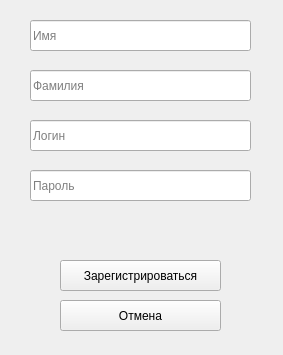
Old version of the form PyQT/Author Registr/Regis.ui in the repository petrikovaliza/MDK.
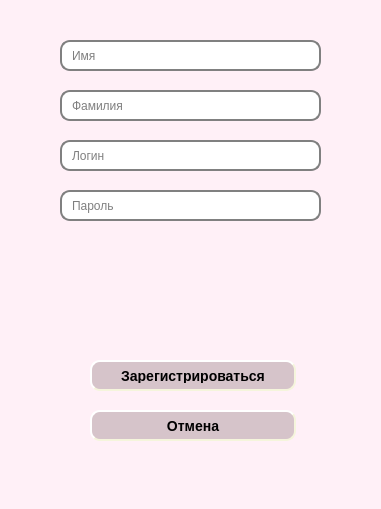
New version of the form.

Diff of the .ui file:
```diff
--- a/PyQT/Author Registr/Regis.ui
+++ b/PyQT/Author Registr/Regis.ui
@@ -6,35 +6,52 @@
    <rect>
     <x>0</x>
     <y>0</y>
-    <width>283</width>
-    <height>355</height>
+    <width>381</width>
+    <height>509</height>
    </rect>
   </property>
   <property name="windowTitle">
    <string>Form</string>
   </property>
-  <widget class="QLineEdit" name="name_text">
-   <property name="geometry">
-    <rect>
-     <x>30</x>
-     <y>20</y>
-     <width>221</width>
-     <height>31</height>
-    </rect>
-   </property>
-   <property name="text">
-    <string/>
-   </property>
-   <property name="placeholderText">
-    <string>Имя</string>
-   </property>
-  </widget>
+  <property name="styleSheet">
+   <string notr="true">QObject  {
+	
+	font: 63 11pt &quot;Yu Gothic UI Semibold&quot;;
+	background-color: rgb(255, 240, 247);
+}
+QPushButton {
+background-color: rgb(214, 196, 202);
+    border-style: outset;
+    border-width: 2px;
+    border-radius: 10px;
+    border-color: beige;
+    font: bold 14px;
+    min-width: 10em;
+    padding: 6px;
+}
+QPushButton:pressed {
+   
+	background-color: rgb(100, 102, 115);
+    border-style: inset;
+}
+QLineEdit {
+    border: 2px solid gray;
+    border-radius: 10px;
+    padding: 0 8px;
+    background: white;
+    selection-background-color: darkgray;
+}
+QLineEdit[echoMode=&quot;2&quot;] {
+    lineedit-password-character: 9679;
+}
+</string>
+  </property>
   <widget class="QLineEdit" name="lastname_next">
    <property name="geometry">
     <rect>
-     <x>30</x>
-     <y>70</y>
-     <width>221</width>
+     <x>60</x>
+     <y>90</y>
+     <width>261</width>
      <height>31</height>
     </rect>
    </property>
@@ -45,9 +62,9 @@
   <widget class="QLineEdit" name="login_textReg">
    <property name="geometry">
     <rect>
-     <x>30</x>
-     <y>120</y>
-     <width>221</width>
+     <x>60</x>
+     <y>140</y>
+     <width>261</width>
      <height>31</height>
     </rect>
    </property>
@@ -58,9 +75,9 @@
   <widget class="QLineEdit" name="password_textReg">
    <property name="geometry">
     <rect>
-     <x>30</x>
-     <y>170</y>
-     <width>221</width>
+     <x>60</x>
+     <y>190</y>
+     <width>261</width>
      <height>31</height>
     </rect>
    </property>
@@ -71,9 +88,9 @@
   <widget class="QPushButton" name="zaregBtn">
    <property name="geometry">
     <rect>
-     <x>60</x>
-     <y>260</y>
-     <width>161</width>
+     <x>90</x>
+     <y>360</y>
+     <width>206</width>
      <height>31</height>
     </rect>
    </property>
@@ -84,9 +101,9 @@
   <widget class="QPushButton" name="cancelBtn">
    <property name="geometry">
     <rect>
-     <x>60</x>
-     <y>300</y>
-     <width>161</width>
+     <x>90</x>
+     <y>410</y>
+     <width>206</width>
      <height>31</height>
     </rect>
    </property>
@@ -94,6 +111,22 @@
     <string>Отмена</string>
    </property>
   </widget>
+  <widget class="QLineEdit" name="name_text">
+   <property name="geometry">
+    <rect>
+     <x>60</x>
+     <y>40</y>
+     <width>261</width>
+     <height>31</height>
+    </rect>
+   </property>
+   <property name="text">
+    <string/>
+   </property>
+   <property name="placeholderText">
+    <string>Имя</string>
+   </property>
+  </widget>
  </widget>
  <resources/>
  <connections/>
```
Left out of the diff: 2 changed lines with no effect on the pictures.
